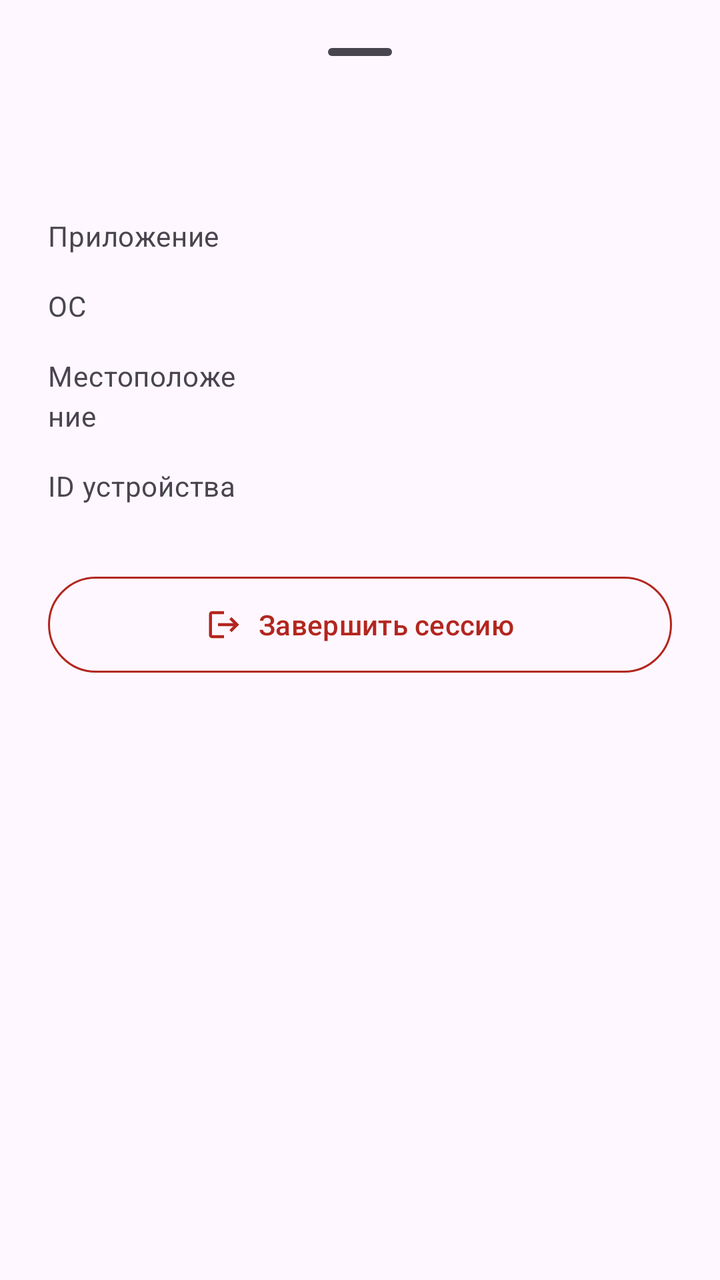
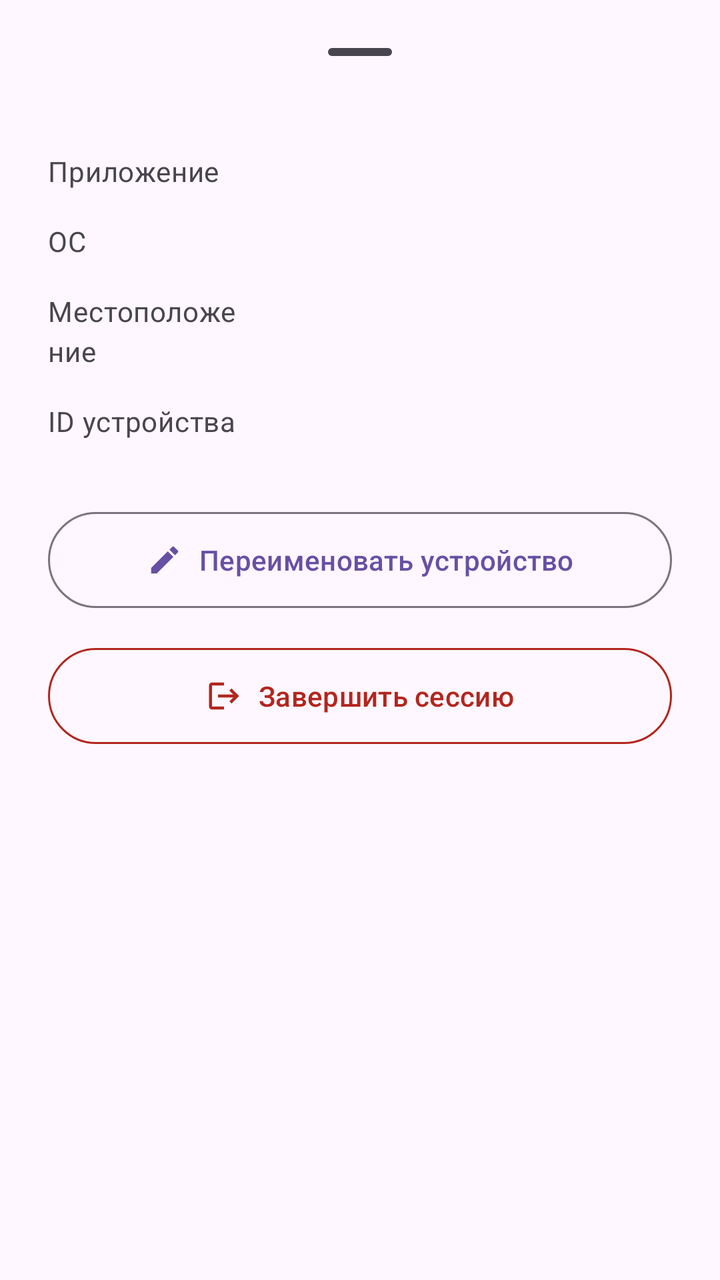

Screens rendered from an Android XML layout before and after an edit, with the pre-edit source and the edit as a unified diff.
<!-- AndroidManifest.xml: application theme Theme.BarkfluffClientAndroid -->
<!-- res/layout/bottom_sheet_device_details.xml -->
<?xml version="1.0" encoding="utf-8"?>
<LinearLayout xmlns:android="http://schemas.android.com/apk/res/android"
    xmlns:app="http://schemas.android.com/apk/res-auto"
    android:layout_width="match_parent"
    android:layout_height="wrap_content"
    android:orientation="vertical"
    android:padding="24dp">

    
    <View
        android:layout_width="32dp"
        android:layout_height="4dp"
        android:layout_gravity="center_horizontal"
        android:layout_marginBottom="20dp"
        android:background="@drawable/bg_bottom_sheet_handle" />

    
    <TextView
        android:id="@+id/textDeviceTitle"
        android:layout_width="match_parent"
        android:layout_height="wrap_content"
        android:textAppearance="?attr/textAppearanceHeadlineSmall"
        android:textColor="?attr/colorOnSurface"
        android:textStyle="bold" />

    <android.widget.Space
        android:layout_width="match_parent"
        android:layout_height="20dp" />

    
    <LinearLayout
        android:layout_width="match_parent"
        android:layout_height="wrap_content"
        android:orientation="vertical">

        
        <LinearLayout
            android:layout_width="match_parent"
            android:layout_height="wrap_content"
            android:orientation="horizontal"
            android:paddingVertical="8dp">

            <TextView
                android:layout_width="100dp"
                android:layout_height="wrap_content"
                android:text="Приложение"
                android:textAppearance="?attr/textAppearanceBodyMedium"
                android:textColor="?attr/colorOnSurfaceVariant" />

            <TextView
                android:id="@+id/textAppName"
                android:layout_width="0dp"
                android:layout_height="wrap_content"
                android:layout_weight="1"
                android:textAppearance="?attr/textAppearanceBodyMedium"
                android:textColor="?attr/colorOnSurface" />

        </LinearLayout>

        
        <LinearLayout
            android:layout_width="match_parent"
            android:layout_height="wrap_content"
            android:orientation="horizontal"
            android:paddingVertical="8dp">

            <TextView
                android:layout_width="100dp"
                android:layout_height="wrap_content"
                android:text="ОС"
                android:textAppearance="?attr/textAppearanceBodyMedium"
                android:textColor="?attr/colorOnSurfaceVariant" />

            <TextView
                android:id="@+id/textOS"
                android:layout_width="0dp"
                android:layout_height="wrap_content"
                android:layout_weight="1"
                android:textAppearance="?attr/textAppearanceBodyMedium"
                android:textColor="?attr/colorOnSurface" />

        </LinearLayout>

        
        <LinearLayout
            android:layout_width="match_parent"
            android:layout_height="wrap_content"
            android:orientation="horizontal"
            android:paddingVertical="8dp">

            <TextView
                android:layout_width="100dp"
                android:layout_height="wrap_content"
                android:text="Местоположение"
                android:textAppearance="?attr/textAppearanceBodyMedium"
                android:textColor="?attr/colorOnSurfaceVariant" />

            <TextView
                android:id="@+id/textLocation"
                android:layout_width="0dp"
                android:layout_height="wrap_content"
                android:layout_weight="1"
                android:textAppearance="?attr/textAppearanceBodyMedium"
                android:textColor="?attr/colorOnSurface" />

        </LinearLayout>

        
        <LinearLayout
            android:layout_width="match_parent"
            android:layout_height="wrap_content"
            android:orientation="horizontal"
            android:paddingVertical="8dp">

            <TextView
                android:layout_width="100dp"
                android:layout_height="wrap_content"
                android:text="ID устройства"
                android:textAppearance="?attr/textAppearanceBodyMedium"
                android:textColor="?attr/colorOnSurfaceVariant" />

            <TextView
                android:id="@+id/textDeviceId"
                android:layout_width="0dp"
                android:layout_height="wrap_content"
                android:layout_weight="1"
                android:textAppearance="?attr/textAppearanceBodySmall"
                android:textColor="?attr/colorOnSurfaceVariant"
                android:textIsSelectable="true" />

        </LinearLayout>

    </LinearLayout>

    <android.widget.Space
        android:layout_width="match_parent"
        android:layout_height="24dp" />

    
    <com.google.android.material.button.MaterialButton
        android:id="@+id/buttonTerminate"
        android:layout_width="match_parent"
        android:layout_height="56dp"
        android:text="Завершить сессию"
        android:textColor="?attr/colorError"
        app:icon="@drawable/ic_logout"
        app:iconGravity="textStart"
        app:iconPadding="8dp"
        app:iconTint="?attr/colorError"
        style="@style/Widget.Material3.Button.OutlinedButton"
        app:strokeColor="?attr/colorError" />

</LinearLayout>
<!-- resources referenced by this layout -->
<resources>
  <!-- drawable bg_bottom_sheet_handle (drawable) -->
  <?xml version="1.0" encoding="utf-8"?>
  <shape xmlns:android="http://schemas.android.com/apk/res/android"
      android:shape="rectangle">
      <solid android:color="?attr/colorOnSurfaceVariant" />
      <corners android:radius="2dp" />
  </shape>
  <!-- drawable ic_logout (drawable) -->
  <?xml version="1.0" encoding="utf-8"?>
  <vector xmlns:android="http://schemas.android.com/apk/res/android"
      android:width="24dp"
      android:height="24dp"
      android:viewportWidth="24"
      android:viewportHeight="24">
      <path
          android:fillColor="?attr/colorOnSurface"
          android:pathData="M17,7l-1.41,1.41L18.17,11H8v2h10.17l-2.58,2.58L17,17l5,-5zM4,5h8V3H4c-1.1,0 -2,0.9 -2,2v14c0,1.1 0.9,2 2,2h8v-2H4V5z"/>
  </vector>
  <style name="Theme.BarkfluffClientAndroid" parent="Base.Theme.BarkfluffClientAndroid" />
  <style name="Base.Theme.BarkfluffClientAndroid" parent="Theme.Material3.DayNight.NoActionBar">
          
          <item name="android:windowLayoutInDisplayCutoutMode" tools:targetApi="p">shortEdges</item>
          <item name="android:statusBarColor">@android:color/transparent</item>
          <item name="android:navigationBarColor">@android:color/transparent</item>
          <item name="android:windowBackground">?android:attr/colorBackground</item>
  
          
          <item name="shapeAppearanceSmallComponent">@style/ShapeAppearance.Material3.SmallComponent</item>
          <item name="shapeAppearanceMediumComponent">@style/ShapeAppearance.Material3.MediumComponent</item>
          <item name="shapeAppearanceLargeComponent">@style/ShapeAppearance.Material3.LargeComponent</item>
  
          
          <item name="textAppearanceDisplayLarge">@style/TextAppearance.Material3.DisplayLarge</item>
          <item name="textAppearanceHeadlineLarge">@style/TextAppearance.Material3.HeadlineLarge</item>
          <item name="textAppearanceTitleLarge">@style/TextAppearance.Material3.TitleLarge</item>
      </style>
</resources>

<!-- the commit's change to res/layout/bottom_sheet_device_details.xml (unified diff, before → after) -->
@@ -21,7 +21,17 @@
         android:layout_height="wrap_content"
         android:textAppearance="?attr/textAppearanceHeadlineSmall"
         android:textColor="?attr/colorOnSurface"
-        android:textStyle="bold" />
+        android:textStyle="bold"
+        android:visibility="gone" />
+
+    
+    <TextView
+        android:id="@+id/textDeviceOriginalName"
+        android:layout_width="match_parent"
+        android:layout_height="wrap_content"
+        android:textAppearance="?attr/textAppearanceBodyMedium"
+        android:textColor="?attr/colorOnSurfaceVariant"
+        android:visibility="gone" />
 
     <android.widget.Space
         android:layout_width="match_parent"
@@ -138,6 +148,21 @@
 
     
     <com.google.android.material.button.MaterialButton
+        android:id="@+id/buttonRename"
+        android:layout_width="match_parent"
+        android:layout_height="56dp"
+        android:text="Переименовать устройство"
+        app:icon="@drawable/ic_edit"
+        app:iconGravity="textStart"
+        app:iconPadding="8dp"
+        style="@style/Widget.Material3.Button.OutlinedButton" />
+
+    <android.widget.Space
+        android:layout_width="match_parent"
+        android:layout_height="12dp" />
+
+    
+    <com.google.android.material.button.MaterialButton
         android:id="@+id/buttonTerminate"
         android:layout_width="match_parent"
         android:layout_height="56dp"
<!-- resource entries referenced after the edit -->
@@ -7,6 +7,17 @@
       <solid android:color="?attr/colorOnSurfaceVariant" />
       <corners android:radius="2dp" />
   </shape>
+  <!-- drawable ic_edit (drawable) -->
+  <?xml version="1.0" encoding="utf-8"?>
+  <vector xmlns:android="http://schemas.android.com/apk/res/android"
+      android:width="24dp"
+      android:height="24dp"
+      android:viewportWidth="24"
+      android:viewportHeight="24">
+      <path
+          android:fillColor="?attr/colorOnSurface"
+          android:pathData="M3,17.25V21h3.75L17.81,9.94l-3.75,-3.75L3,17.25zM20.71,7.04c0.39,-0.39 0.39,-1.02 0,-1.41l-2.34,-2.34c-0.39,-0.39 -1.02,-0.39 -1.41,0l-1.83,1.83 3.75,3.75 1.83,-1.83z"/>
+  </vector>
   <!-- drawable ic_logout (drawable) -->
   <?xml version="1.0" encoding="utf-8"?>
   <vector xmlns:android="http://schemas.android.com/apk/res/android"
